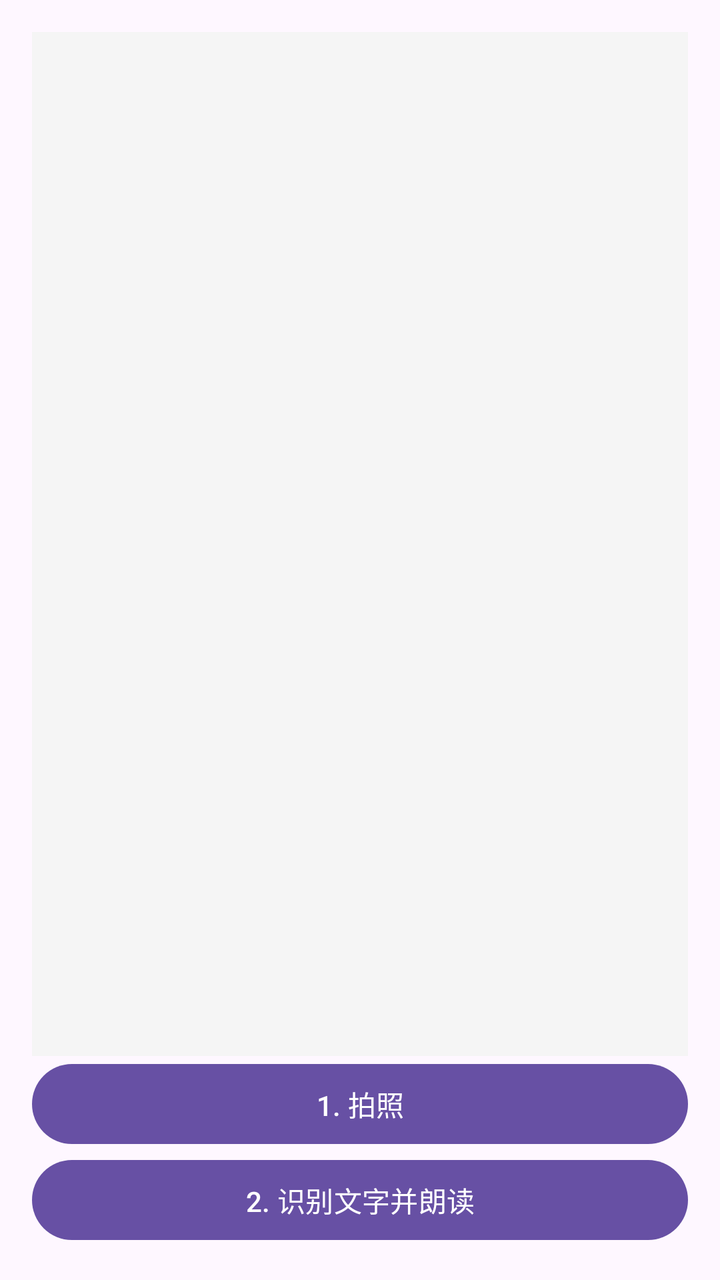
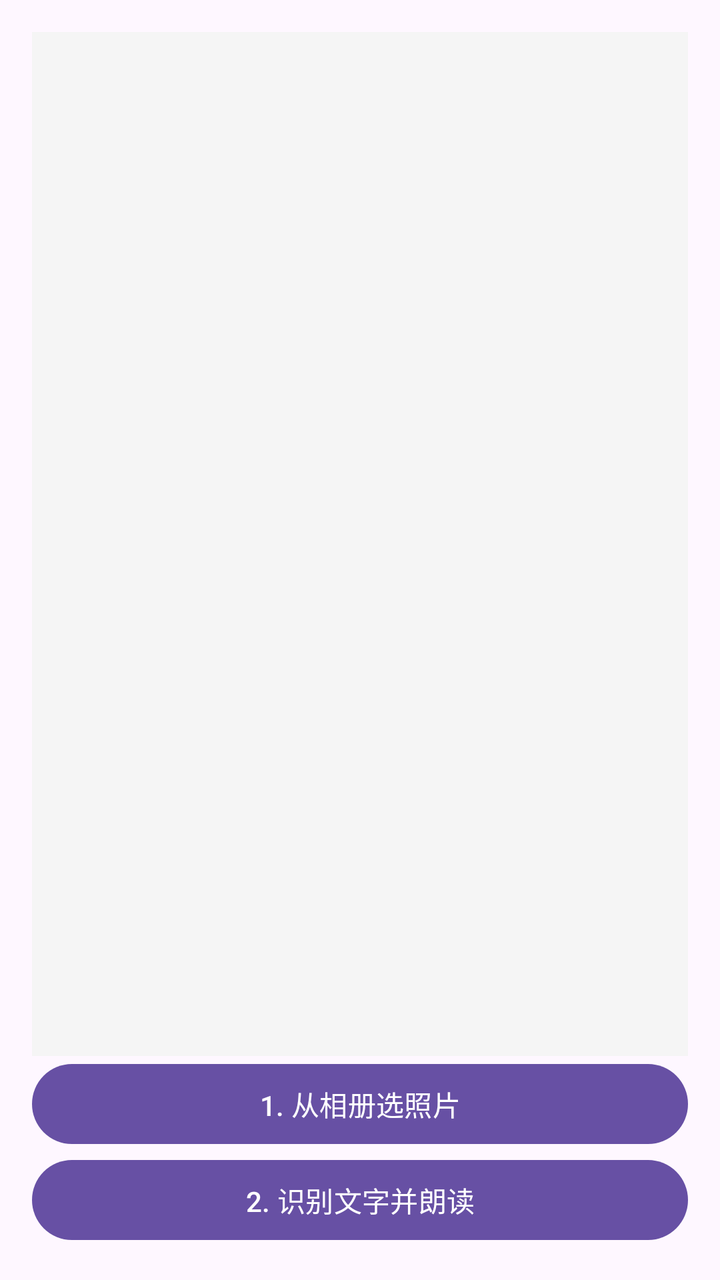

Screens rendered from an Android XML layout before and after an edit, with the pre-edit source and the edit as a unified diff.
<!-- AndroidManifest.xml: application theme Theme.Material3.DayNight.NoActionBar -->
<!-- res/layout/activity_main.xml -->
<?xml version="1.0" encoding="utf-8"?>
<LinearLayout xmlns:android="http://schemas.android.com/apk/res/android"
    android:layout_width="match_parent"
    android:layout_height="match_parent"
    android:orientation="vertical"
    android:padding="16dp">

    <ImageView
        android:id="@+id/ivPreview"
        android:layout_width="match_parent"
        android:layout_height="0dp"
        android:layout_weight="1"
        android:scaleType="fitCenter"
        android:background="#F5F5F5" />

    <ProgressBar
        android:id="@+id/progressBar"
        android:layout_width="wrap_content"
        android:layout_height="wrap_content"
        android:layout_gravity="center"
        android:visibility="gone" />

    <Button
        android:id="@+id/btnTakePhoto"
        android:layout_width="match_parent"
        android:layout_height="wrap_content"
        android:text="1. 拍照" />

    <Button
        android:id="@+id/btnRecognize"
        android:layout_width="match_parent"
        android:layout_height="wrap_content"
        android:text="2. 识别文字并朗读" />
</LinearLayout>
<!-- resources referenced by this layout -->
<resources>

</resources>

<!-- the commit's change to res/layout/activity_main.xml (unified diff, before → after) -->
@@ -24,7 +24,7 @@
         android:id="@+id/btnTakePhoto"
         android:layout_width="match_parent"
         android:layout_height="wrap_content"
-        android:text="1. 拍照" />
+        android:text="1. 从相册选照片" />
 
     <Button
         android:id="@+id/btnRecognize"
